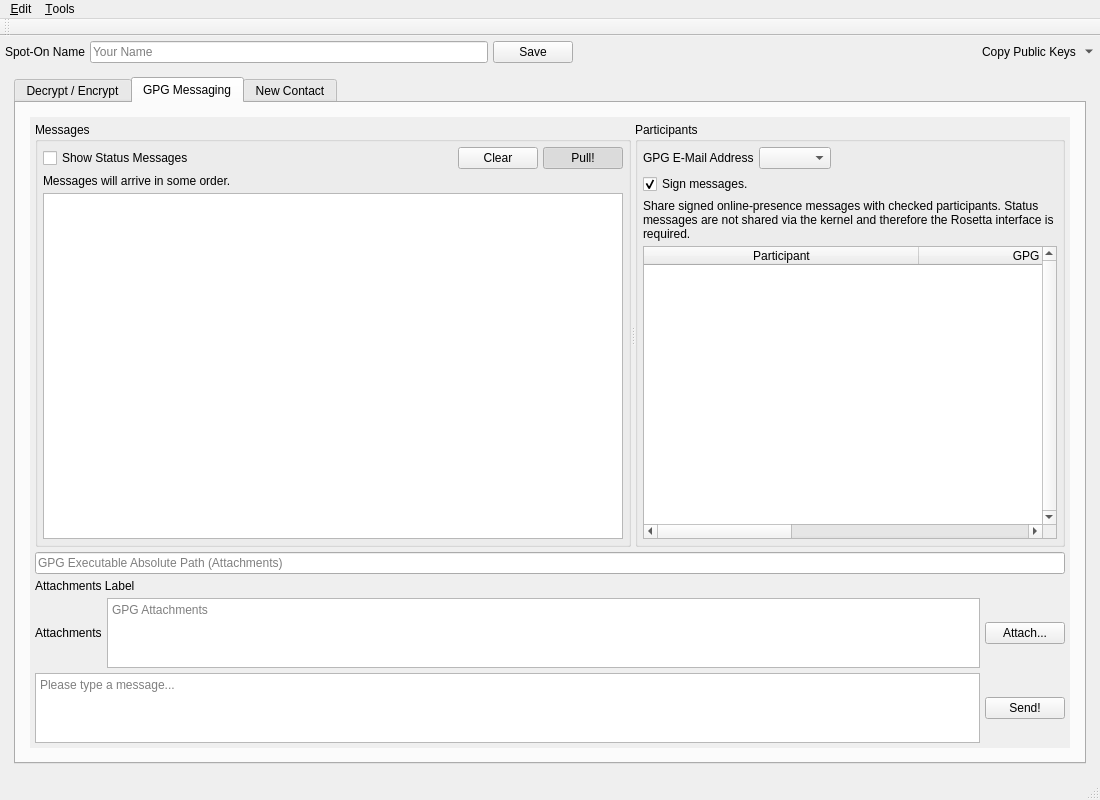
First picture: the form in Source/UI/spot-on-rosetta.ui, repository textbrowser/spot-on, before the edit.
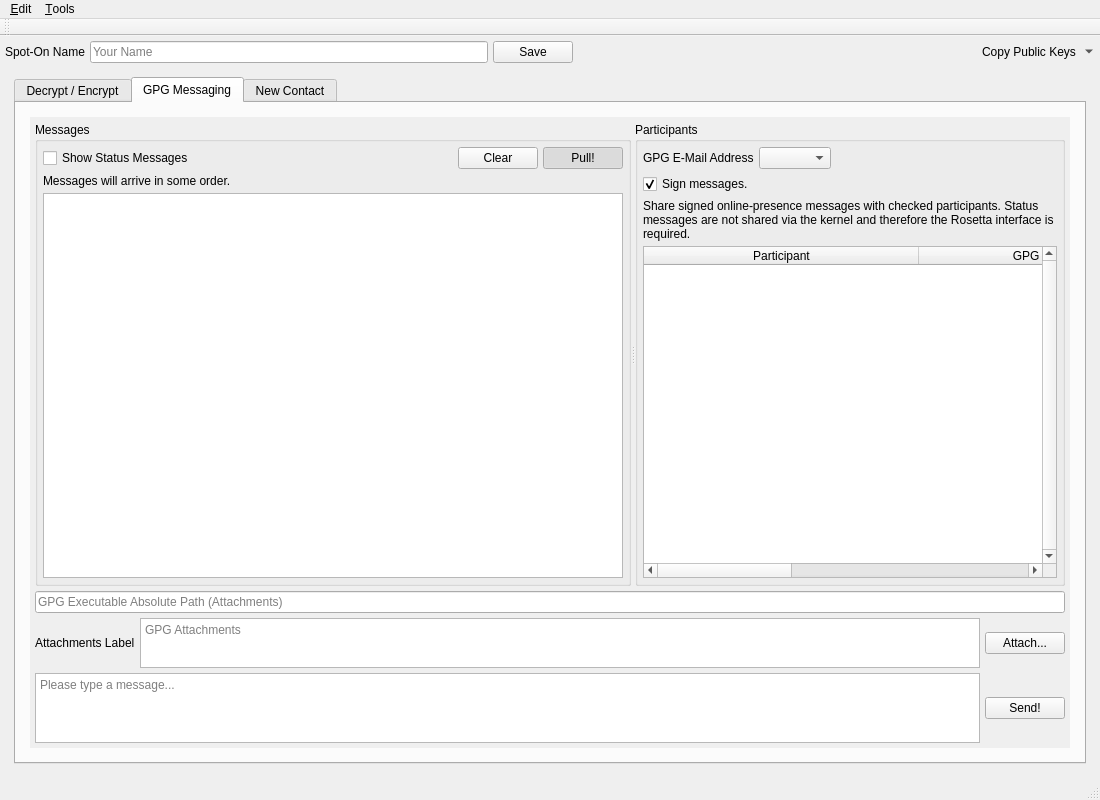
Second picture: the form after the edit. The open tabs and pages were chosen to show the change. Icons and pictures are not drawn. Custom widgets are drawn as their Qt base class.

The edit to the form file:
```diff
--- a/Source/UI/spot-on-rosetta.ui
+++ b/Source/UI/spot-on-rosetta.ui
@@ -114,7 +114,7 @@
          <x>0</x>
          <y>0</y>
          <width>1090</width>
-         <height>662</height>
+         <height>691</height>
         </rect>
        </property>
        <layout class="QVBoxLayout" name="verticalLayout_5">
@@ -759,8 +759,8 @@
                    <rect>
                     <x>0</x>
                     <y>0</y>
-                    <width>1027</width>
-                    <height>792</height>
+                    <width>1026</width>
+                    <height>692</height>
                    </rect>
                   </property>
                   <layout class="QHBoxLayout" name="horizontalLayout_25">
@@ -1053,6 +1053,11 @@
                       </widget>
                      </item>
                      <item>
+                      <layout class="QHBoxLayout" name="horizontalLayout_51">
+                       <property name="spacing">
+                        <number>5</number>
+                       </property>
+                       <item>
                       <widget class="QLabel" name="attachments_label">
                        <property name="sizePolicy">
                         <sizepolicy hsizetype="Preferred" vsizetype="Maximum">
@@ -1069,18 +1074,6 @@
                       </widget>
                      </item>
                      <item>
-                      <layout class="QHBoxLayout" name="horizontalLayout_51">
-                       <property name="spacing">
-                        <number>5</number>
-                       </property>
-                       <item>
-                        <widget class="QLabel" name="label_8">
-                         <property name="text">
-                          <string>Attachments</string>
-                         </property>
-                        </widget>
-                       </item>
-                       <item>
                         <widget class="spoton_textbrowser" name="attachments">
                          <property name="sizePolicy">
                           <sizepolicy hsizetype="Expanding" vsizetype="Maximum">
@@ -1088,6 +1081,12 @@
                            <verstretch>0</verstretch>
                           </sizepolicy>
                          </property>
+                         <property name="maximumSize">
+                          <size>
+                           <width>16777215</width>
+                           <height>50</height>
+                          </size>
+                         </property>
                          <property name="toolTip">
                           <string>Click an attachment to remove it.</string>
                          </property>
```
Left out of the diff: 2 changed lines with no effect on the pictures. Lines whose indentation alone changed are shown as unchanged.
